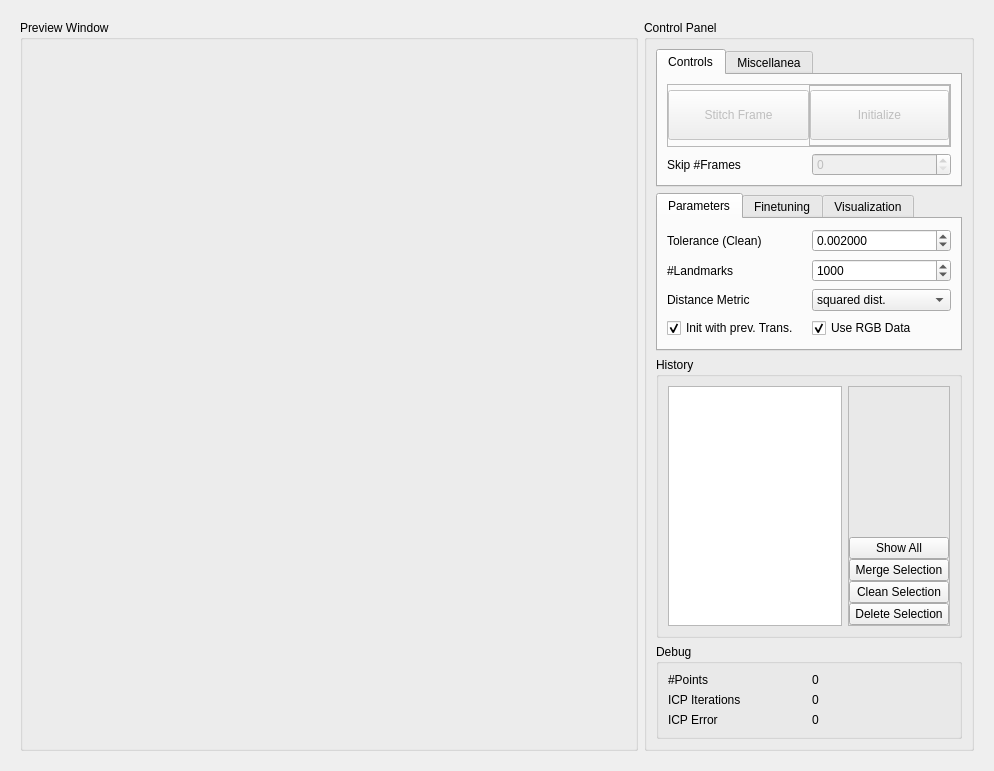
Old version of the form master/seminar/StitchingWidget.ui in the repository anygo/uniprojectsdn.
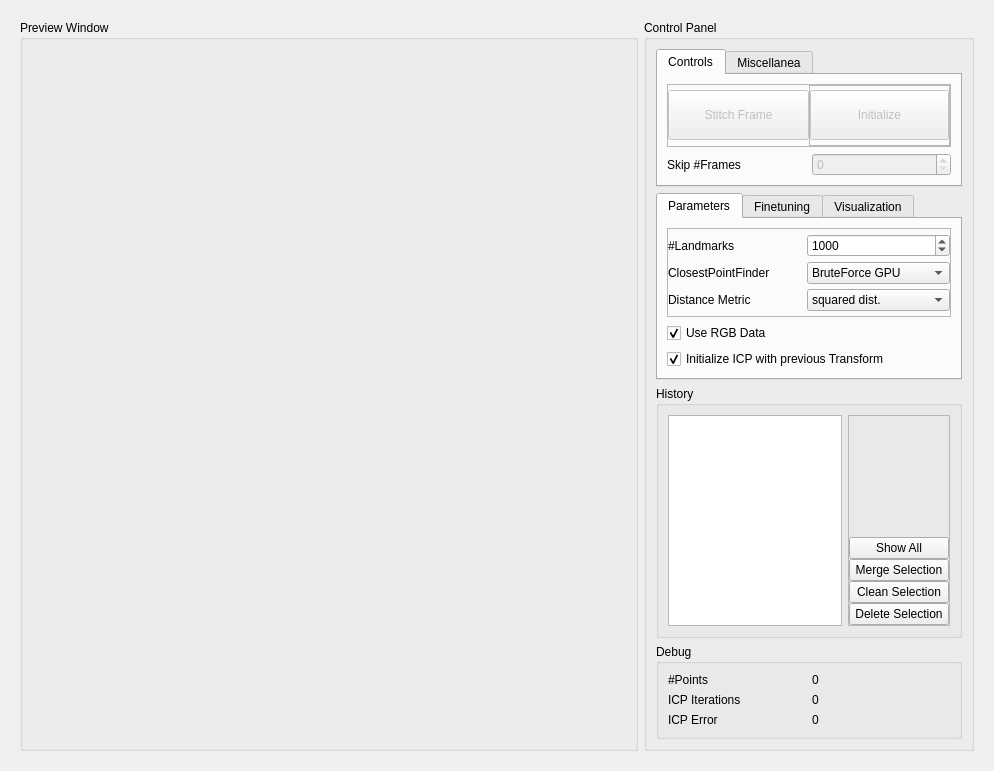
New version of the form. Custom widgets are drawn as their Qt base class.

Patch:
```diff
--- a/master/seminar/StitchingWidget.ui
+++ b/master/seminar/StitchingWidget.ui
@@ -244,44 +244,23 @@
             <attribute name="title">
              <string>Parameters</string>
             </attribute>
-            <layout class="QGridLayout" name="gridLayout_6">
-             <item row="0" column="0">
-              <widget class="QLabel" name="label">
-               <property name="toolTip">
-                <string>Set to 0 if you do not want to clean the Pointcloud at all</string>
+            <layout class="QVBoxLayout" name="verticalLayout_5">
+             <item>
+              <widget class="QFrame" name="frame_6">
+               <property name="frameShape">
+                <enum>QFrame::StyledPanel</enum>
                </property>
-               <property name="text">
-                <string>Tolerance (Clean)</string>
+               <property name="frameShadow">
+                <enum>QFrame::Raised</enum>
                </property>
-              </widget>
-             </item>
+               <layout class="QGridLayout" name="gridLayout">
+                <property name="margin">
+                 <number>0</number>
+                </property>
+                <property name="spacing">
+                 <number>0</number>
+                </property>
              <item row="0" column="1">
-              <widget class="QDoubleSpinBox" name="m_DoubleSpinBoxCleanTolerance">
-               <property name="decimals">
-                <number>6</number>
-               </property>
-               <property name="minimum">
-                <double>0.000000000000000</double>
-               </property>
-               <property name="maximum">
-                <double>99999.000000000000000</double>
-               </property>
-               <property name="singleStep">
-                <double>0.001000000000000</double>
-               </property>
-               <property name="value">
-                <double>0.002000000000000</double>
-               </property>
-              </widget>
-             </item>
-             <item row="1" column="0">
-              <widget class="QLabel" name="label_2">
-               <property name="text">
-                <string>#Landmarks</string>
-               </property>
-              </widget>
-             </item>
-             <item row="1" column="1">
               <widget class="QSpinBox" name="m_SpinBoxLandmarks">
                <property name="minimum">
                 <number>1</number>
@@ -297,6 +276,36 @@
                </property>
               </widget>
              </item>
+                <item row="1" column="0">
+                 <widget class="QLabel" name="label_14">
+                  <property name="text">
+                   <string>ClosestPointFinder</string>
+                  </property>
+                 </widget>
+                </item>
+                <item row="1" column="1">
+                 <widget class="QComboBox" name="m_ComboBoxClosestPointFinder">
+                  <property name="minimumSize">
+                   <size>
+                    <width>0</width>
+                    <height>0</height>
+                   </size>
+                  </property>
+                  <property name="currentIndex">
+                   <number>0</number>
+                  </property>
+                  <item>
+                   <property name="text">
+                    <string>BruteForce GPU</string>
+                   </property>
+                  </item>
+                  <item>
+                   <property name="text">
+                    <string>BruteForce CPU (mt)</string>
+                   </property>
+                  </item>
+                 </widget>
+                </item>
              <item row="2" column="0">
               <widget class="QLabel" name="label_9">
                <property name="text">
@@ -326,17 +335,17 @@
                </item>
               </widget>
              </item>
-             <item row="3" column="0">
-              <widget class="QCheckBox" name="m_CheckBoxUsePreviousTransformation">
+                <item row="0" column="0">
+                 <widget class="QLabel" name="label_2">
                <property name="text">
-                <string>Init with prev. Trans.</string>
-               </property>
-               <property name="checked">
-                <bool>true</bool>
-               </property>
-              </widget>
-             </item>
-             <item row="3" column="1">
+                   <string>#Landmarks</string>
+                  </property>
+                 </widget>
+                </item>
+               </layout>
+              </widget>
+             </item>
+             <item>
               <widget class="QCheckBox" name="m_CheckBoxUseRGBData">
                <property name="text">
                 <string>Use RGB Data</string>
@@ -346,6 +355,16 @@
                </property>
               </widget>
              </item>
+             <item>
+              <widget class="QCheckBox" name="m_CheckBoxUsePreviousTransformation">
+               <property name="text">
+                <string>Initialize ICP with previous Transform</string>
+               </property>
+               <property name="checked">
+                <bool>true</bool>
+               </property>
+              </widget>
+             </item>
             </layout>
            </widget>
            <widget class="QWidget" name="tab_3">
@@ -411,14 +430,14 @@
                </property>
               </widget>
              </item>
-             <item row="2" column="0">
+             <item row="4" column="0">
               <widget class="QLabel" name="label_7">
                <property name="text">
                 <string>Clip Percentage</string>
                </property>
               </widget>
              </item>
-             <item row="2" column="1">
+             <item row="4" column="1">
               <widget class="QDoubleSpinBox" name="m_DoubleSpinBoxClipPercentage">
                <property name="decimals">
                 <number>6</number>
@@ -437,14 +456,14 @@
                </property>
               </widget>
              </item>
-             <item row="3" column="0">
+             <item row="5" column="0">
               <widget class="QLabel" name="label_11">
                <property name="text">
                 <string>RGB Weight</string>
                </property>
               </widget>
              </item>
-             <item row="3" column="1">
+             <item row="5" column="1">
               <widget class="QDoubleSpinBox" name="m_DoubleSpinBoxRGBWeight">
                <property name="decimals">
                 <number>6</number>
@@ -453,13 +472,42 @@
                 <double>0.000000000000000</double>
                </property>
                <property name="maximum">
-                <double>1000.000000000000000</double>
+                <double>1.000000000000000</double>
                </property>
                <property name="singleStep">
                 <double>0.100000000000000</double>
                </property>
                <property name="value">
-                <double>1.000000000000000</double>
+                <double>0.500000000000000</double>
+               </property>
+              </widget>
+             </item>
+             <item row="2" column="0">
+              <widget class="QLabel" name="label">
+               <property name="toolTip">
+                <string>Set to 0 if you do not want to clean the Pointcloud at all</string>
+               </property>
+               <property name="text">
+                <string>Tolerance (Clean)</string>
+               </property>
+              </widget>
+             </item>
+             <item row="2" column="1">
+              <widget class="QDoubleSpinBox" name="m_DoubleSpinBoxCleanTolerance">
+               <property name="decimals">
+                <number>6</number>
+               </property>
+               <property name="minimum">
+                <double>0.000000000000000</double>
+               </property>
+               <property name="maximum">
+                <double>99999.000000000000000</double>
+               </property>
+               <property name="singleStep">
+                <double>0.001000000000000</double>
+               </property>
+               <property name="value">
+                <double>0.002000000000000</double>
                </property>
               </widget>
              </item>
```
Left out of the diff: 3 changed lines with no effect on the pictures. Lines whose indentation alone changed are shown as unchanged.
